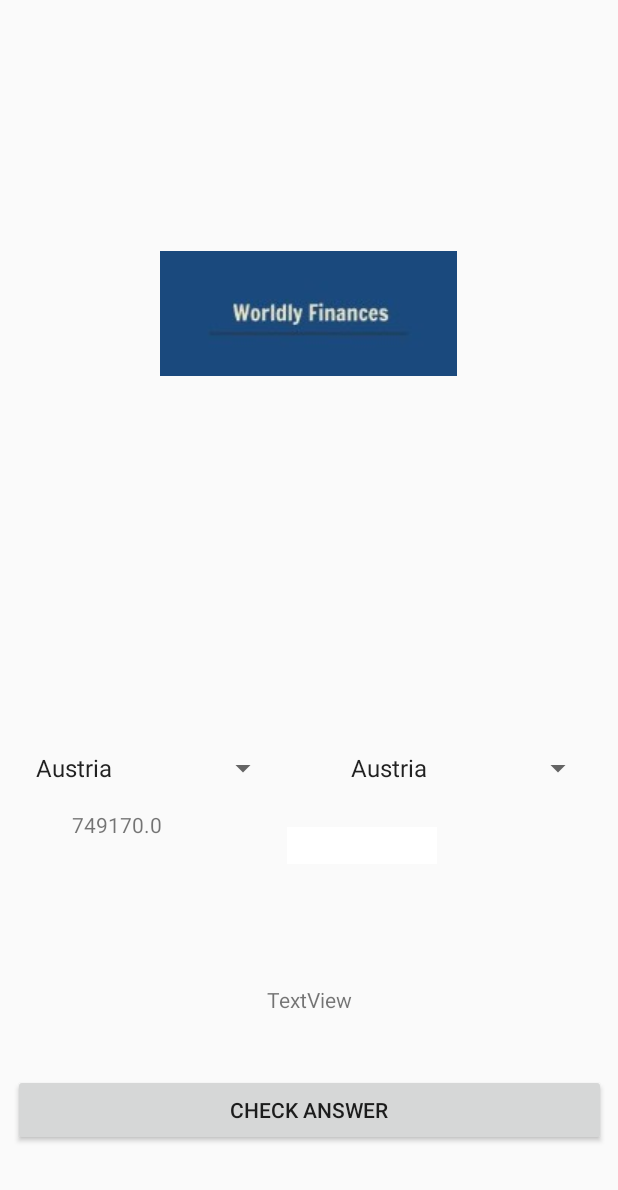
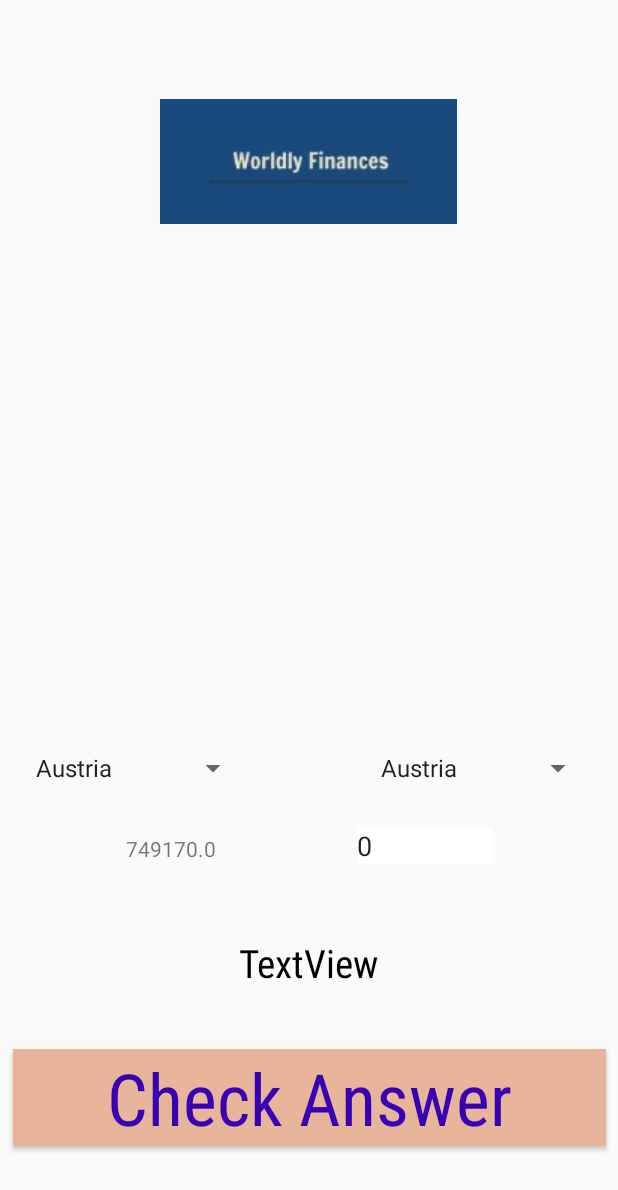
Before and after one commit to mickarnold36/worldlyfinance, an Android app: the ThirdFragment screen opened through its navigation route, on a phone screen of 412 x 824 dp. Shown: the top 1190 px of the screen. Run offline under Robolectric (Android 15) with nearby library versions, the phone set to English and light mode, and no system bars.

Commit message:
fixed some design elements

```diff
--- a/app/src/main/java/com/example/worldlyfinance/SecondFragment.java
+++ b/app/src/main/java/com/example/worldlyfinance/SecondFragment.java
@@ -29,6 +29,7 @@ public class SecondFragment extends Fragment {
         final Spinner mySpinner1 = (Spinner) getView().findViewById(R.id.spinner);
         final Spinner mySpinner2 = (Spinner)getView().findViewById(R.id.spinner2);
         final EditText numInput = (EditText)getView().findViewById(R.id.input);
+        numInput.setText("0");
         final TextView tview = (TextView)getView().findViewById(R.id.output);
         view.findViewById(R.id.convert).setOnClickListener(new View.OnClickListener() {
             @Override
--- a/app/src/main/java/com/example/worldlyfinance/ThirdFragment.java
+++ b/app/src/main/java/com/example/worldlyfinance/ThirdFragment.java
@@ -28,6 +28,7 @@ public class ThirdFragment extends Fragment {
         final Spinner mySpinner2 = (Spinner)getView().findViewById(R.id.spinner2);
         final EditText numInput = (EditText)getView().findViewById(R.id.input);
         final TextView tview = (TextView)getView().findViewById(R.id.output);
+        numInput.setText("0");
         final TextView fdback = (TextView)getView().findViewById(R.id.feedback);
         tview.setText(Double.toString(generateRandom()));
         view.findViewById(R.id.convert).setOnClickListener(new View.OnClickListener() {
--- a/app/src/main/res/layout/content_main.xml
+++ b/app/src/main/res/layout/content_main.xml
@@ -30,7 +30,7 @@
         app:layout_constraintHorizontal_bias="0.497"
         app:layout_constraintStart_toStartOf="parent"
         app:layout_constraintTop_toTopOf="parent"
-        app:layout_constraintVertical_bias="0.226"
+        app:layout_constraintVertical_bias="0.089"
         app:srcCompat="@drawable/logo" />
 
 </androidx.constraintlayout.widget.ConstraintLayout>
--- a/app/src/main/res/layout/fragment_second.xml
+++ b/app/src/main/res/layout/fragment_second.xml
@@ -13,10 +13,12 @@
         android:layout_height="wrap_content"
         android:layout_marginBottom="132dp"
         android:text="Convert"
+        android:textAppearance="@style/button"
         app:layout_constraintBottom_toBottomOf="parent"
         app:layout_constraintEnd_toEndOf="parent"
         app:layout_constraintHorizontal_bias="0.0"
-        app:layout_constraintStart_toStartOf="parent" />
+        app:layout_constraintStart_toStartOf="parent"
+        android:background="@color/colorAccent"/>
 
     <TextView
         android:id="@+id/output"
--- a/app/src/main/res/layout/fragment_third.xml
+++ b/app/src/main/res/layout/fragment_third.xml
@@ -8,40 +8,41 @@
 
     <Button
         android:id="@+id/convert"
+        android:textAppearance="@style/button"
         android:layout_width="395dp"
         android:layout_height="wrap_content"
         android:layout_marginBottom="60dp"
         android:text="Check Answer"
         app:layout_constraintBottom_toBottomOf="parent"
         app:layout_constraintEnd_toEndOf="parent"
-        app:layout_constraintStart_toStartOf="parent" />
+        app:layout_constraintStart_toStartOf="parent"
+        android:background="@color/colorAccent"/>
 
     <EditText
         android:id="@+id/input"
-        android:layout_width="100dp"
+        android:layout_width="90dp"
         android:layout_height="wrap_content"
+        android:layout_marginEnd="84dp"
+        android:layout_marginRight="84dp"
         android:layout_marginBottom="248dp"
         android:background="#FFFFFF"
         app:layout_constraintBottom_toBottomOf="parent"
-        app:layout_constraintEnd_toEndOf="parent"
-        app:layout_constraintHorizontal_bias="0.613"
-        app:layout_constraintStart_toEndOf="@+id/input" />
+        app:layout_constraintEnd_toEndOf="parent" />
 
     <TextView
         android:id="@+id/output"
-        android:layout_width="100dp"
+        android:layout_width="90dp"
         android:layout_height="wrap_content"
-        android:layout_marginStart="48dp"
-        android:layout_marginLeft="48dp"
-        android:layout_marginTop="16dp"
+        android:layout_marginStart="84dp"
+        android:layout_marginLeft="84dp"
+        android:layout_marginTop="32dp"
         android:ems="10"
-        android:inputType="numberDecimal"
         app:layout_constraintStart_toStartOf="parent"
         app:layout_constraintTop_toBottomOf="@+id/spinner2" />
 
     <Spinner
         android:id="@+id/spinner2"
-        android:layout_width="170dp"
+        android:layout_width="150dp"
         android:layout_height="wrap_content"
         android:layout_marginStart="16dp"
         android:layout_marginLeft="16dp"
@@ -52,7 +53,7 @@
 
     <Spinner
         android:id="@+id/spinner"
-        android:layout_width="170dp"
+        android:layout_width="150dp"
         android:layout_height="wrap_content"
         android:layout_marginEnd="16dp"
         android:layout_marginRight="16dp"
@@ -67,10 +68,13 @@
         android:layout_width="wrap_content"
         android:layout_height="wrap_content"
         android:layout_marginBottom="40dp"
+        android:layout_marginLeft="40dp"
+        android:layout_marginRight="40dp"
         android:text="TextView"
+        android:textAppearance="@style/p"
         app:layout_constraintBottom_toTopOf="@+id/convert"
         app:layout_constraintEnd_toEndOf="parent"
-        app:layout_constraintStart_toStartOf="parent" />
+        app:layout_constraintStart_toStartOf="parent"/>
 
 
 </androidx.constraintlayout.widget.ConstraintLayout>
--- a/app/src/main/res/values/colors.xml
+++ b/app/src/main/res/values/colors.xml
@@ -1,6 +1,7 @@
 <?xml version="1.0" encoding="utf-8"?>
 <resources>
-    <color name="colorPrimary">#6200EE</color>
+    <color name="colorPrimary">#423B0B</color>
     <color name="colorPrimaryDark">#3700B3</color>
-    <color name="colorAccent">#03DAC5</color>
+    <color name="colorAccent">#E8B59B</color>
+
 </resources>
--- a/app/src/main/res/values/styles.xml
+++ b/app/src/main/res/values/styles.xml
@@ -18,23 +18,25 @@
 
     <style name="p">
         <item name="android:textSize">
-            18sp
+            26sp
+        </item>
+        <item name="android:fontFamily">
+            sans-serif-condensed
         </item>
     </style>
-    <style name="topics">
+
+    <style name="button">
         <item name="android:textSize">
-            36sp
+            48sp
         </item>
         <item name="android:textColor">
             @color/colorPrimaryDark
         </item>
-    </style>
-    <style name="title">
-        <item name="android:textSize">
-            36sp
+        <item name="android:height">
+            300dp
         </item>
-        <item name="android:textColor">
-            @color/colorAccent
+        <item name="android:fontFamily">
+            sans-serif-condensed
         </item>
     </style>
 
```
Also changed, not shown: app/src/main/res/layout/fragment_first.xml (+13 -10 lines).
